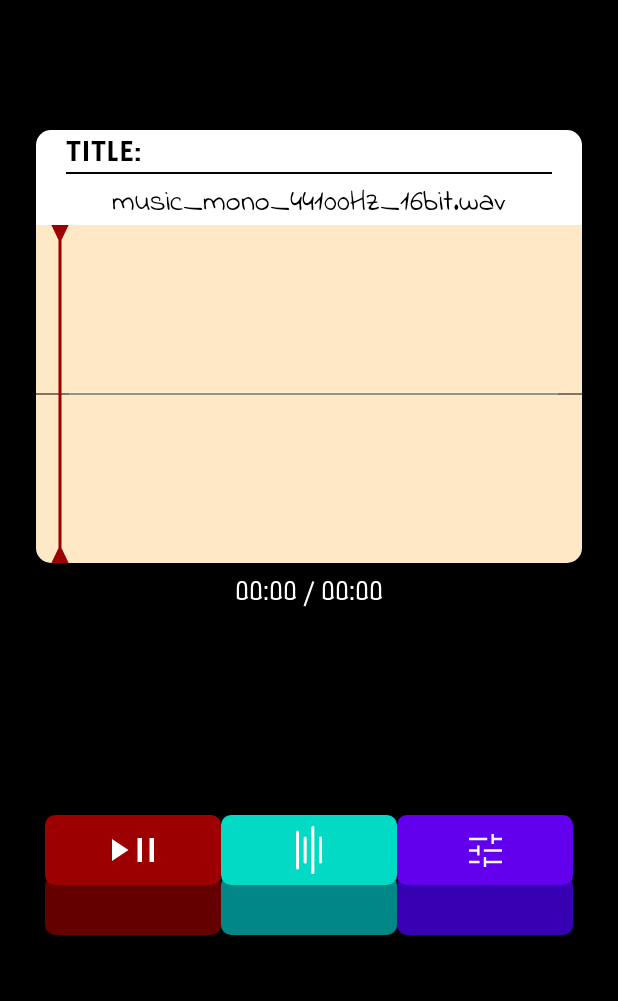
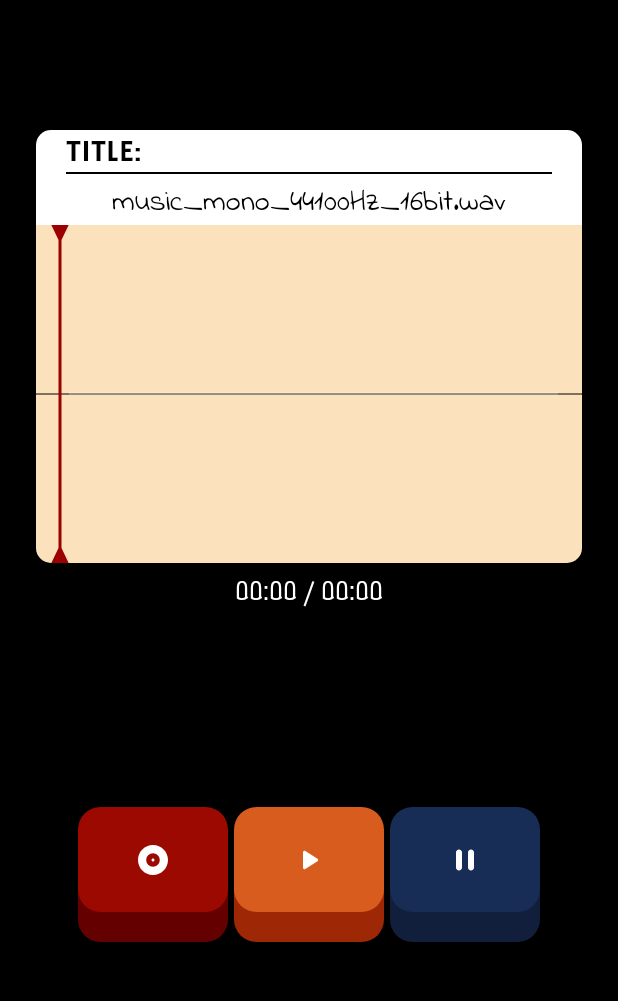
Before and after one commit to louisemalvin/Retrowave, an Android app: the layout activity_main.xml on its own in the app's theme, with its tools: preview values and no code run, on a phone screen of 412 x 824 dp, the part 82-1083 px from its top. Run offline under Robolectric (Android 15) with nearby library versions, the light colour scheme and no system bars.

Commit message:
style: Replace placeholders to actual buttons
- Replaced button feature to: load | play | pause
- Various UI attributes number adjustment

```diff
--- a/app/src/main/java/com/paradoxcat/waveviewer/view/LayeredButton.kt
+++ b/app/src/main/java/com/paradoxcat/waveviewer/view/LayeredButton.kt
@@ -118,7 +118,7 @@ class LayeredButton(context: Context, attrs: AttributeSet?) : CustomView(context
         topRect = RectF(0f, 0f, width.toFloat(), height.toFloat() - currentHeight)
         bottomRect = RectF(
             0f,
-            height.toFloat() - maxHeight - cornerRadius,
+            height.toFloat() - maxHeight - 2 * cornerRadius,
             width.toFloat(),
             height.toFloat()
         )
--- /dev/null
+++ b/app/src/main/res/drawable/ic_load_song.xml
@@ -0,0 +1,5 @@
+<vector android:height="24dp" android:tint="#000000"
+    android:viewportHeight="24" android:viewportWidth="24"
+    android:width="24dp" xmlns:android="http://schemas.android.com/apk/res/android">
+    <path android:fillColor="@android:color/white" android:pathData="M12,2C6.48,2 2,6.48 2,12s4.48,10 10,10 10,-4.48 10,-10S17.52,2 12,2zM12,16.5c-2.49,0 -4.5,-2.01 -4.5,-4.5S9.51,7.5 12,7.5s4.5,2.01 4.5,4.5 -2.01,4.5 -4.5,4.5zM12,11c-0.55,0 -1,0.45 -1,1s0.45,1 1,1 1,-0.45 1,-1 -0.45,-1 -1,-1z"/>
+</vector>
--- /dev/null
+++ b/app/src/main/res/drawable/ic_pause_button.xml
@@ -0,0 +1,5 @@
+<vector android:height="24dp" android:tint="#000000"
+    android:viewportHeight="24" android:viewportWidth="24"
+    android:width="24dp" xmlns:android="http://schemas.android.com/apk/res/android">
+    <path android:fillColor="@android:color/white" android:pathData="M8,19c1.1,0 2,-0.9 2,-2L10,7c0,-1.1 -0.9,-2 -2,-2s-2,0.9 -2,2v10c0,1.1 0.9,2 2,2zM14,7v10c0,1.1 0.9,2 2,2s2,-0.9 2,-2L18,7c0,-1.1 -0.9,-2 -2,-2s-2,0.9 -2,2z"/>
+</vector>
--- /dev/null
+++ b/app/src/main/res/drawable/ic_play_button.xml
@@ -0,0 +1,5 @@
+<vector android:height="24dp" android:tint="#000000"
+    android:viewportHeight="24" android:viewportWidth="24"
+    android:width="24dp" xmlns:android="http://schemas.android.com/apk/res/android">
+    <path android:fillColor="@android:color/white" android:pathData="M8,6.82v10.36c0,0.79 0.87,1.27 1.54,0.84l8.14,-5.18c0.62,-0.39 0.62,-1.29 0,-1.69L9.54,5.98C8.87,5.55 8,6.03 8,6.82z"/>
+</vector>
--- a/app/src/main/res/layout/activity_main.xml
+++ b/app/src/main/res/layout/activity_main.xml
@@ -140,6 +140,7 @@
     </LinearLayout>
 
     <androidx.constraintlayout.widget.ConstraintLayout
+        android:id="@+id/constraintLayout"
         android:layout_width="match_parent"
         android:layout_height="wrap_content"
         app:layout_constraintBottom_toBottomOf="parent"
@@ -148,35 +149,28 @@
         tools:layout_editor_absoluteX="112dp">
 
         <com.paradoxcat.waveviewer.view.LayeredButton
-            android:id="@+id/playButton"
-            android:layout_width="117dp"
-            android:layout_height="80dp"
-            app:bottomLayerColor="@color/dark_red"
-            app:icon="@drawable/ic_play_pause"
-            app:layout_constraintEnd_toStartOf="@+id/rewindButton"
-            app:layout_constraintTop_toTopOf="parent"
-            app:topLayerColor="@color/red" />
+            android:id="@+id/loadButton"
+            style="@style/layeredButton.primary"
+            android:layout_marginEnd="4dp"
+            app:icon="@drawable/ic_load_song"
+            app:layout_constraintEnd_toStartOf="@+id/playButton"
+            app:layout_constraintTop_toTopOf="parent" />
 
         <com.paradoxcat.waveviewer.view.LayeredButton
-            android:id="@+id/rewindButton"
-            android:layout_width="117dp"
-            android:layout_height="80dp"
-            app:bottomLayerColor="@color/teal_700"
-            app:icon="@drawable/ic_logo"
+            android:id="@+id/playButton"
+            style="@style/layeredButton.secondary"
+            app:icon="@drawable/ic_play_button"
             app:layout_constraintEnd_toEndOf="parent"
             app:layout_constraintStart_toStartOf="parent"
-            app:layout_constraintTop_toTopOf="parent"
-            app:topLayerColor="@color/teal_200" />
+            app:layout_constraintTop_toTopOf="parent" />
 
         <com.paradoxcat.waveviewer.view.LayeredButton
-            android:id="@+id/settingsButton"
-            android:layout_width="117dp"
-            android:layout_height="80dp"
-            app:bottomLayerColor="@color/purple_700"
-            app:icon="@drawable/ic_settings"
-            app:layout_constraintStart_toEndOf="@+id/rewindButton"
-            app:layout_constraintTop_toTopOf="parent"
-            app:topLayerColor="@color/purple_500" />
+            android:id="@+id/pauseButton"
+            style="@style/layeredButton.tertiary"
+            android:layout_marginStart="4dp"
+            app:icon="@drawable/ic_pause_button"
+            app:layout_constraintStart_toEndOf="@+id/playButton"
+            app:layout_constraintTop_toTopOf="parent" />
 
     </androidx.constraintlayout.widget.ConstraintLayout>
 
--- a/app/src/main/res/values/colors.xml
+++ b/app/src/main/res/values/colors.xml
@@ -1,13 +1,12 @@
 <?xml version="1.0" encoding="utf-8"?>
 <resources>
-    <color name="purple_200">#FFBB86FC</color>
-    <color name="purple_500">#FF6200EE</color>
-    <color name="purple_700">#FF3700B3</color>
-    <color name="teal_200">#FF03DAC5</color>
-    <color name="teal_700">#FF018786</color>
     <color name="black">#FF000000</color>
-    <color name="white">#FFFFFFFF</color>
-    <color name="off_white">#FFE8C6</color>
-    <color name="red">#9D0000</color>
+    <color name="white">#FFFFFF</color>
+    <color name="off_white">#FBE2BD</color>
+    <color name="red">#9C0900</color>
     <color name="dark_red">#650000</color>
+    <color name="blue">#D75C1D</color>
+    <color name="dark_blue">#9E2705</color>
+    <color name="yellow">#172D55</color>
+    <color name="dark_yellow">#111F3C</color>
 </resources>
--- a/app/src/main/res/values/styles.xml
+++ b/app/src/main/res/values/styles.xml
@@ -1,5 +1,5 @@
 <?xml version="1.0" encoding="utf-8"?>
-<resources>
+<resources xmlns:app="http://schemas.android.com/apk/res-auto">
     <style name="app_title">
         <item name="android:fontFamily">@font/koulen</item>
         <item name="android:textSize">25sp</item>
@@ -24,4 +24,22 @@
         <item name="android:textSize">20sp</item>
         <item name="android:textColor">@color/white</item>
     </style>
+    <style name="layeredButton">
+        <item name="android:layout_width">100dp</item>
+        <item name="android:layout_height">90dp</item>
+        <item name="heightDifference">20dp</item>
+        <item name="cornerRadius">15dp</item>
+    </style>
+    <style name="layeredButton.primary">
+        <item name="topLayerColor">@color/red</item>
+        <item name="bottomLayerColor">@color/dark_red</item>
+    </style>
+    <style name="layeredButton.secondary">
+        <item name="topLayerColor">@color/blue</item>
+        <item name="bottomLayerColor">@color/dark_blue</item>
+    </style>
+    <style name="layeredButton.tertiary">
+        <item name="topLayerColor">@color/yellow</item>
+        <item name="bottomLayerColor">@color/dark_yellow</item>
+    </style>
 </resources>
--- a/app/src/main/res/values/themes.xml
+++ b/app/src/main/res/values/themes.xml
@@ -3,11 +3,11 @@
     <style name="Theme.ParadoxWaveViewer" parent="Theme.MaterialComponents.NoActionBar">
         <!-- Primary brand color. -->
         <item name="colorPrimary">@color/off_white</item>
-        <item name="colorPrimaryVariant">@color/purple_700</item>
+        <item name="colorPrimaryVariant">@color/white</item>
         <item name="colorOnPrimary">@color/black</item>
         <!-- Secondary brand color. -->
-        <item name="colorSecondary">@color/teal_200</item>
-        <item name="colorSecondaryVariant">@color/teal_200</item>
+        <item name="colorSecondary">@color/red</item>
+        <item name="colorSecondaryVariant">@color/dark_red</item>
         <item name="colorOnSecondary">@color/black</item>
         <!-- Status bar color. -->
         <item name="android:statusBarColor" tools:targetApi="l">@color/black</item>
```
Also changed, not shown: app/src/main/res/drawable/play_button_layer.xml (deleted, +0 -20 lines), app/src/main/res/drawable/red_button.xml (deleted, +0 -60 lines), app/src/main/res/drawable/settings_button_layer.xml (deleted, +0 -20 lines).
